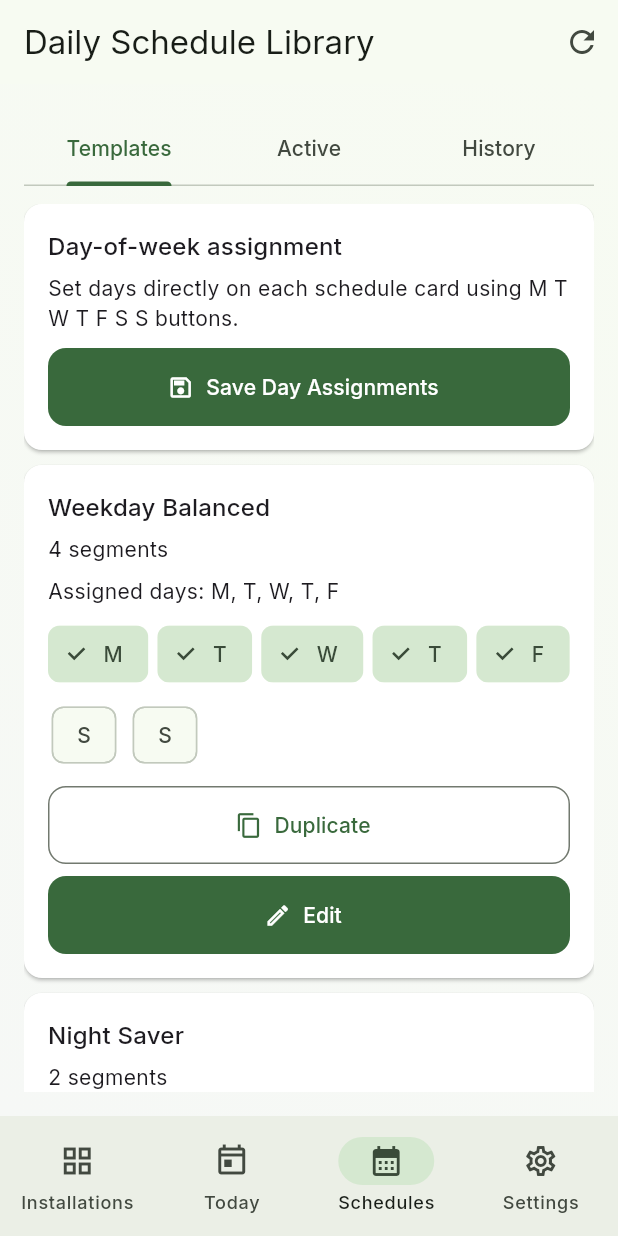
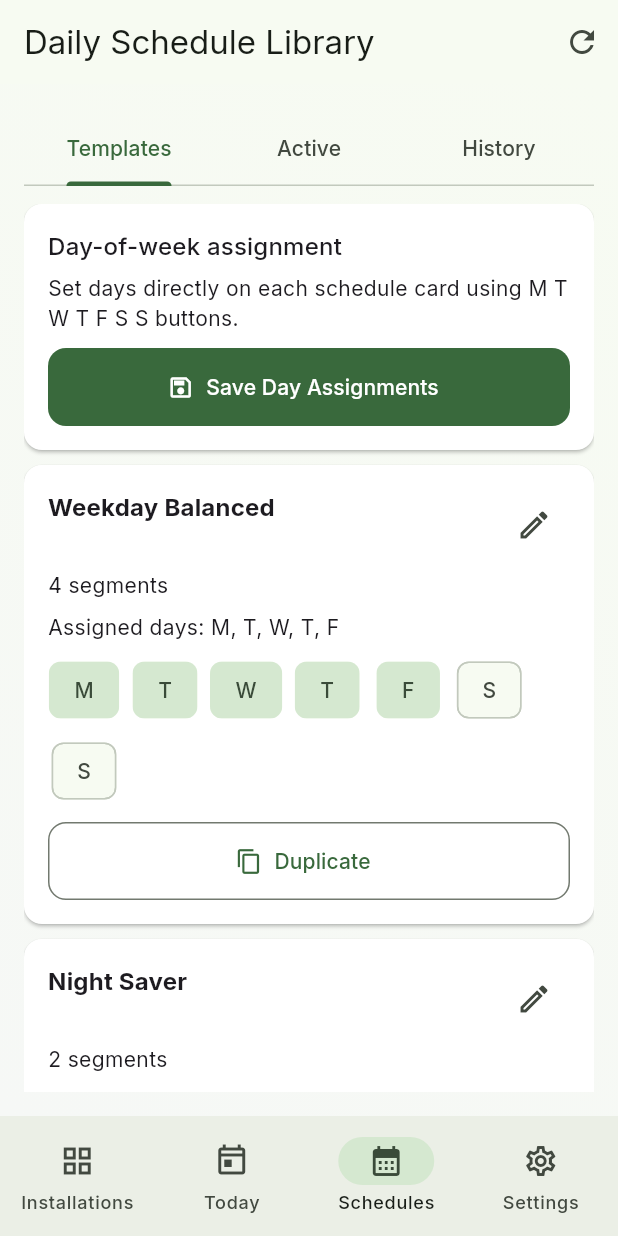
Before and after one commit to elvan11/grid-power-control, a Flutter app: the SchedulesPage screen opened by its route, on a phone screen of 412 x 824 dp. Run offline on Flutter 3.47's test engine with Material 3 defaults, Android fonts, the phone set to English and light mode, and no system bars; our stand-ins replace flutter_riverpod, go_router, google_fonts, shared_preferences, supabase_flutter; accounts and stored records are empty.

Commit message:
feat: enhance typography and layout in schedules and navigation components

```diff
--- a/app/lib/core/widgets/gp_bottom_nav.dart
+++ b/app/lib/core/widgets/gp_bottom_nav.dart
@@ -80,11 +80,17 @@ class GpRailNav extends StatelessWidget {
 
   @override
   Widget build(BuildContext context) {
+    final railLabelStyle = Theme.of(context).textTheme.bodyLarge;
     return NavigationRail(
       selectedIndex: currentIndex,
       onDestinationSelected: onTap,
       extended: extended,
       labelType: extended ? null : NavigationRailLabelType.selected,
+      selectedLabelTextStyle: railLabelStyle?.copyWith(
+        fontSize: 20,
+        fontWeight: FontWeight.w600,
+      ),
+      unselectedLabelTextStyle: railLabelStyle?.copyWith(fontSize: 20),
       groupAlignment: -0.85,
       useIndicator: true,
       destinations: _railDestinations,
--- a/app/lib/features/schedules/schedules_page.dart
+++ b/app/lib/features/schedules/schedules_page.dart
@@ -38,12 +38,28 @@ class _SchedulesPageState extends ConsumerState<SchedulesPage> {
     DailyScheduleSummary schedule,
   ) {
     final assignedLabels = _assignedShortLabelsForSchedule(schedule.id);
-    final isCompact = context.isCompact;
     return GpSectionCard(
       child: Column(
         crossAxisAlignment: CrossAxisAlignment.start,
         children: [
-          Text(schedule.name, style: Theme.of(context).textTheme.titleMedium),
+          Row(
+            crossAxisAlignment: CrossAxisAlignment.start,
+            children: [
+              Expanded(
+                child: Text(
+                  schedule.name,
+                  style: Theme.of(context).textTheme.titleMedium?.copyWith(
+                    fontWeight: FontWeight.w700,
+                  ),
+                ),
+              ),
+              IconButton(
+                tooltip: 'Edit schedule',
+                onPressed: () => context.go('/schedules/${schedule.id}/edit'),
+                icon: const Icon(Icons.edit_outlined),
+              ),
+            ],
+          ),
           const SizedBox(height: 6),
           Text('${schedule.segmentCount} segments'),
           const SizedBox(height: 8),
@@ -63,6 +79,7 @@ class _SchedulesPageState extends ConsumerState<SchedulesPage> {
                     child: FilterChip(
                       label: Text(daySpec.shortLabel),
                       selected: _dayAssignments[daySpec.day] == schedule.id,
+                      showCheckmark: false,
                       onSelected: (_) =>
                           _toggleDayForSchedule(daySpec.day, schedule.id),
                     ),
@@ -71,7 +88,6 @@ class _SchedulesPageState extends ConsumerState<SchedulesPage> {
                 .toList(),
           ),
           const SizedBox(height: 10),
-          if (isCompact) ...[
           Row(
             children: [
               Expanded(
@@ -79,40 +95,6 @@ class _SchedulesPageState extends ConsumerState<SchedulesPage> {
                   label: 'Duplicate',
                   icon: Icons.copy_outlined,
                   onPressed: () => _duplicateSchedule(plant, schedule),
-                  ),
-                ),
-              ],
-            ),
-            const SizedBox(height: 8),
-            Row(
-              children: [
-                Expanded(
-                  child: GpPrimaryButton(
-                    label: 'Edit',
-                    icon: Icons.edit_outlined,
-                    onPressed: () =>
-                        context.go('/schedules/${schedule.id}/edit'),
-                  ),
-                ),
-              ],
-            ),
-          ] else
-            Row(
-              children: [
-                Expanded(
-                  child: GpSecondaryButton(
-                    label: 'Duplicate',
-                    icon: Icons.copy_outlined,
-                    onPressed: () => _duplicateSchedule(plant, schedule),
-                  ),
-                ),
-                const SizedBox(width: 8),
-                Expanded(
-                  child: GpPrimaryButton(
-                    label: 'Edit',
-                    icon: Icons.edit_outlined,
-                    onPressed: () =>
-                        context.go('/schedules/${schedule.id}/edit'),
                 ),
               ),
             ],
```
Also changed, not shown: 1 other file. Lines whose indentation alone changed are shown as unchanged.
